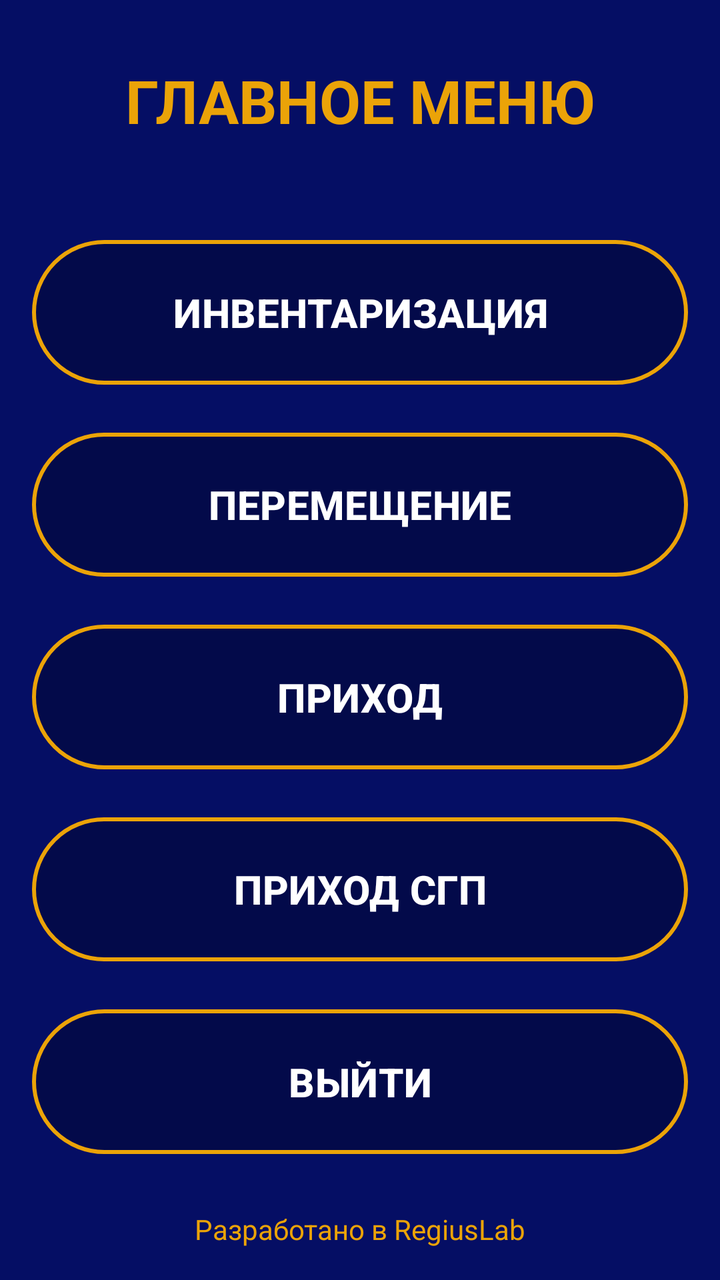
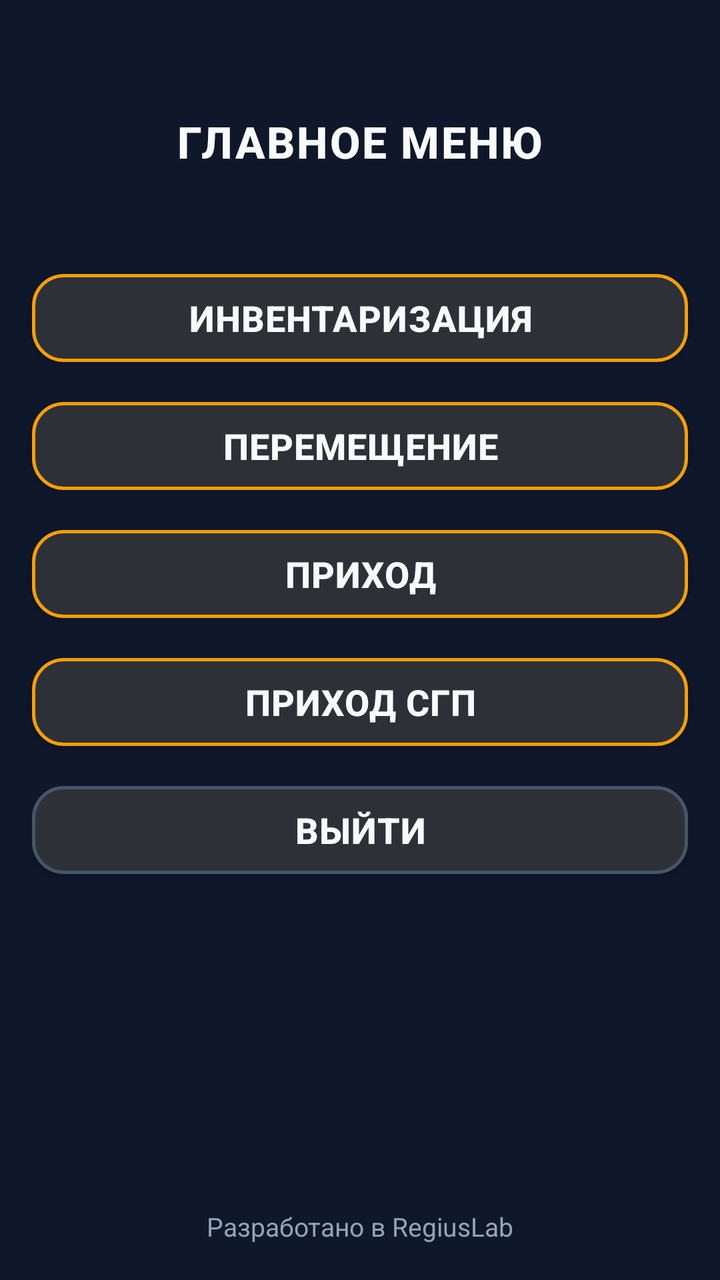

Compare the two renders of this Android layout. The source of the first and the diff that turns it into the second are given below.
<!-- AndroidManifest.xml: application theme Theme.ScannerKotlin -->
<!-- res/layout/activity_main.xml -->
<?xml version="1.0" encoding="utf-8"?>
<androidx.constraintlayout.widget.ConstraintLayout xmlns:android="http://schemas.android.com/apk/res/android"
    xmlns:app="http://schemas.android.com/apk/res-auto"
    xmlns:tools="http://schemas.android.com/tools"
    android:id="@+id/main"
    android:layout_width="match_parent"
    android:layout_height="match_parent"
    android:background="@color/dark_blue"
    tools:context=".activities.MainActivity">

    <View
        android:id="@+id/rectangle"
        android:layout_width="0dp"
        android:layout_height="100dp"
        android:background="@color/dark_blue"
        app:layout_constraintEnd_toEndOf="parent"
        app:layout_constraintStart_toStartOf="parent"
        app:layout_constraintTop_toTopOf="parent" />

    <TextView
        android:id="@+id/textView"
        android:layout_width="wrap_content"
        android:layout_height="wrap_content"
        android:gravity="center"
        android:text="@string/mainText"
        android:textStyle="bold"
        android:textColor="@color/yellow"
        android:textSize="30sp"
        app:layout_constraintBottom_toBottomOf="@id/rectangle"
        app:layout_constraintEnd_toEndOf="@id/rectangle"
        app:layout_constraintStart_toStartOf="@id/rectangle"
        app:layout_constraintTop_toTopOf="@id/rectangle" />


    <com.google.android.material.button.MaterialButton
        android:id="@+id/scanButton"
        android:layout_width="0dp"
        android:layout_height="0dp"
        android:layout_marginStart="16dp"
        android:layout_marginTop="16dp"
        android:layout_marginEnd="16dp"
        android:layout_marginBottom="8dp"
        android:text="@string/scanButton"
        android:textStyle="bold"
        android:textColor="@color/white"
        android:textSize="20sp"
        app:backgroundTint="@color/field_blue"
        app:layout_constraintBottom_toTopOf="@id/productsButton"
        app:layout_constraintEnd_toEndOf="parent"
        app:layout_constraintStart_toStartOf="parent"
        app:layout_constraintTop_toBottomOf="@id/rectangle"
        app:layout_constraintVertical_chainStyle="spread"
        app:layout_constraintVertical_weight="1"
        app:strokeColor="@color/yellow"
        app:strokeWidth="2dp"
        app:cornerRadius="1000dp"/>

    <com.google.android.material.button.MaterialButton
        android:id="@+id/productsButton"
        android:layout_width="0dp"
        android:layout_height="0dp"
        android:layout_marginStart="16dp"
        android:layout_marginTop="8dp"
        android:textStyle="bold"
        android:layout_marginEnd="16dp"
        android:layout_marginBottom="8dp"
        android:text="@string/documentBtn"
        android:textColor="@color/white"
        android:textSize="20sp"
        app:backgroundTint="@color/field_blue"
        app:layout_constraintBottom_toTopOf="@id/documentButton"
        app:layout_constraintEnd_toEndOf="parent"
        app:layout_constraintStart_toStartOf="parent"
        app:layout_constraintTop_toBottomOf="@id/scanButton"
        app:layout_constraintVertical_weight="1"
        app:strokeColor="@color/yellow"
        app:strokeWidth="2dp"
        app:cornerRadius="1000dp"/>

    <com.google.android.material.button.MaterialButton
        android:id="@+id/documentButton"
        android:layout_width="0dp"
        android:layout_height="0dp"
        android:layout_marginStart="16dp"
        android:layout_marginTop="8dp"
        android:textStyle="bold"
        android:layout_marginEnd="16dp"
        android:layout_marginBottom="8dp"
        android:text="@string/productsButton"
        android:textColor="@color/white"
        android:textSize="20sp"
        app:backgroundTint="@color/field_blue"
        app:layout_constraintBottom_toTopOf="@id/incomingSgpButton"
        app:layout_constraintEnd_toEndOf="parent"
        app:layout_constraintStart_toStartOf="parent"
        app:layout_constraintTop_toBottomOf="@id/productsButton"
        app:layout_constraintVertical_weight="1"
        app:strokeColor="@color/yellow"
        app:strokeWidth="2dp"
        app:cornerRadius="1000dp"/>

    <com.google.android.material.button.MaterialButton
        android:id="@+id/incomingSgpButton"
        android:layout_width="0dp"
        android:layout_height="0dp"
        android:layout_marginStart="16dp"
        android:layout_marginTop="8dp"
        android:textStyle="bold"
        android:layout_marginEnd="16dp"
        android:layout_marginBottom="8dp"
        android:text="@string/incomingSgpButton"
        android:textColor="@color/white"
        android:textSize="20sp"
        app:backgroundTint="@color/field_blue"
        app:layout_constraintBottom_toTopOf="@id/logoutButton"
        app:layout_constraintEnd_toEndOf="parent"
        app:layout_constraintStart_toStartOf="parent"
        app:layout_constraintTop_toBottomOf="@id/documentButton"
        app:layout_constraintVertical_weight="1"
        app:strokeColor="@color/yellow"
        app:strokeWidth="2dp"
        app:cornerRadius="1000dp"/>

    <com.google.android.material.button.MaterialButton
        android:id="@+id/logoutButton"
        android:layout_width="0dp"
        android:layout_height="0dp"
        android:layout_marginStart="16dp"
        android:layout_marginTop="8dp"
        android:layout_marginEnd="16dp"
        android:layout_marginBottom="16dp"
        android:text="@string/logoutButton"
        android:textColor="@color/white"
        android:textStyle="bold"
        android:textSize="20sp"
        app:backgroundTint="@color/field_blue"
        app:layout_constraintBottom_toTopOf="@id/regiusLabel"
        app:layout_constraintEnd_toEndOf="parent"
        app:layout_constraintStart_toStartOf="parent"
        app:layout_constraintTop_toBottomOf="@id/incomingSgpButton"
        app:layout_constraintVertical_weight="1"
        app:strokeColor="@color/yellow"
        app:strokeWidth="2dp"
        app:cornerRadius="1000dp"/>

    <TextView
        android:id="@+id/regiusLabel"
        android:layout_width="wrap_content"
        android:layout_height="wrap_content"
        android:layout_marginBottom="8dp"
        android:padding="8dp"
        android:text="@string/developer_powered_by"
        android:textColor="@color/yellow"
        android:textSize="14sp"
        android:clickable="true"
        android:focusable="true"
        app:layout_constraintBottom_toBottomOf="parent"
        app:layout_constraintEnd_toEndOf="parent"
        app:layout_constraintStart_toStartOf="parent" />

</androidx.constraintlayout.widget.ConstraintLayout>
<!-- resources referenced by this layout -->
<resources>
  <color name="dark_blue">#050E64</color>
  <color name="field_blue">#030A4A</color>
  <color name="white">#FFFFFFFF</color>
  <color name="yellow">#EBA308</color>
  <string name="developer_powered_by">Разработано в RegiusLab</string>
  <string name="documentBtn">ПЕРЕМЕЩЕНИЕ</string>
  <string name="incomingSgpButton">ПРИХОД СГП</string>
  <string name="logoutButton">ВЫЙТИ</string>
  <string name="mainText">ГЛАВНОЕ МЕНЮ</string>
  <string name="productsButton">ПРИХОД</string>
  <string name="scanButton">ИНВЕНТАРИЗАЦИЯ</string>
  <style name="Theme.ScannerKotlin" parent="Base.Theme.ScannerKotlin" />
  <style name="Base.Theme.ScannerKotlin" parent="Theme.Material3.DayNight.NoActionBar">
          
          
      </style>
</resources>

<!-- the commit's change to res/layout/activity_main.xml (unified diff, before → after) -->
@@ -8,150 +8,115 @@
     android:background="@color/dark_blue"
     tools:context=".activities.MainActivity">
 
-    <View
-        android:id="@+id/rectangle"
+    <TextView
+        android:id="@+id/textView"
         android:layout_width="0dp"
-        android:layout_height="100dp"
-        android:background="@color/dark_blue"
+        android:layout_height="wrap_content"
+        android:gravity="center"
+        android:paddingTop="56dp"
+        android:paddingBottom="12dp"
+        android:text="@string/mainText"
+        android:textStyle="bold"
+        android:fontFamily="sans-serif-medium"
+        android:textColor="@color/white"
+        android:textSize="22sp"
+        android:letterSpacing="0.04"
         app:layout_constraintEnd_toEndOf="parent"
         app:layout_constraintStart_toStartOf="parent"
         app:layout_constraintTop_toTopOf="parent" />
 
-    <TextView
-        android:id="@+id/textView"
-        android:layout_width="wrap_content"
-        android:layout_height="wrap_content"
-        android:gravity="center"
-        android:text="@string/mainText"
-        android:textStyle="bold"
-        android:textColor="@color/yellow"
-        android:textSize="30sp"
-        app:layout_constraintBottom_toBottomOf="@id/rectangle"
-        app:layout_constraintEnd_toEndOf="@id/rectangle"
-        app:layout_constraintStart_toStartOf="@id/rectangle"
-        app:layout_constraintTop_toTopOf="@id/rectangle" />
-
-
     <com.google.android.material.button.MaterialButton
         android:id="@+id/scanButton"
+        style="@style/MenuActionButton"
         android:layout_width="0dp"
-        android:layout_height="0dp"
+        android:layout_height="wrap_content"
+        android:minHeight="56dp"
         android:layout_marginStart="16dp"
-        android:layout_marginTop="16dp"
+        android:layout_marginTop="8dp"
         android:layout_marginEnd="16dp"
-        android:layout_marginBottom="8dp"
+        android:layout_marginBottom="4dp"
         android:text="@string/scanButton"
-        android:textStyle="bold"
-        android:textColor="@color/white"
-        android:textSize="20sp"
-        app:backgroundTint="@color/field_blue"
         app:layout_constraintBottom_toTopOf="@id/productsButton"
         app:layout_constraintEnd_toEndOf="parent"
         app:layout_constraintStart_toStartOf="parent"
-        app:layout_constraintTop_toBottomOf="@id/rectangle"
-        app:layout_constraintVertical_chainStyle="spread"
-        app:layout_constraintVertical_weight="1"
-        app:strokeColor="@color/yellow"
-        app:strokeWidth="2dp"
-        app:cornerRadius="1000dp"/>
+        app:layout_constraintTop_toBottomOf="@id/textView"
+        app:layout_constraintVertical_chainStyle="packed"
+        app:layout_constraintVertical_bias="0.15" />
 
     <com.google.android.material.button.MaterialButton
         android:id="@+id/productsButton"
+        style="@style/MenuActionButton"
         android:layout_width="0dp"
-        android:layout_height="0dp"
+        android:layout_height="wrap_content"
+        android:minHeight="56dp"
         android:layout_marginStart="16dp"
-        android:layout_marginTop="8dp"
-        android:textStyle="bold"
+        android:layout_marginTop="4dp"
         android:layout_marginEnd="16dp"
-        android:layout_marginBottom="8dp"
+        android:layout_marginBottom="4dp"
         android:text="@string/documentBtn"
-        android:textColor="@color/white"
-        android:textSize="20sp"
-        app:backgroundTint="@color/field_blue"
         app:layout_constraintBottom_toTopOf="@id/documentButton"
         app:layout_constraintEnd_toEndOf="parent"
         app:layout_constraintStart_toStartOf="parent"
-        app:layout_constraintTop_toBottomOf="@id/scanButton"
-        app:layout_constraintVertical_weight="1"
-        app:strokeColor="@color/yellow"
-        app:strokeWidth="2dp"
-        app:cornerRadius="1000dp"/>
+        app:layout_constraintTop_toBottomOf="@id/scanButton" />
 
     <com.google.android.material.button.MaterialButton
         android:id="@+id/documentButton"
+        style="@style/MenuActionButton"
         android:layout_width="0dp"
-        android:layout_height="0dp"
+        android:layout_height="wrap_content"
+        android:minHeight="56dp"
         android:layout_marginStart="16dp"
-        android:layout_marginTop="8dp"
-        android:textStyle="bold"
+        android:layout_marginTop="4dp"
         android:layout_marginEnd="16dp"
-        android:layout_marginBottom="8dp"
+        android:layout_marginBottom="4dp"
         android:text="@string/productsButton"
-        android:textColor="@color/white"
-        android:textSize="20sp"
-        app:backgroundTint="@color/field_blue"
         app:layout_constraintBottom_toTopOf="@id/incomingSgpButton"
         app:layout_constraintEnd_toEndOf="parent"
         app:layout_constraintStart_toStartOf="parent"
-        app:layout_constraintTop_toBottomOf="@id/productsButton"
-        app:layout_constraintVertical_weight="1"
-        app:strokeColor="@color/yellow"
-        app:strokeWidth="2dp"
-        app:cornerRadius="1000dp"/>
+        app:layout_constraintTop_toBottomOf="@id/productsButton" />
 
     <com.google.android.material.button.MaterialButton
         android:id="@+id/incomingSgpButton"
+        style="@style/MenuActionButton"
         android:layout_width="0dp"
-        android:layout_height="0dp"
+        android:layout_height="wrap_content"
+        android:minHeight="56dp"
         android:layout_marginStart="16dp"
-        android:layout_marginTop="8dp"
-        android:textStyle="bold"
+        android:layout_marginTop="4dp"
         android:layout_marginEnd="16dp"
-        android:layout_marginBottom="8dp"
+        android:layout_marginBottom="4dp"
         android:text="@string/incomingSgpButton"
-        android:textColor="@color/white"
-        android:textSize="20sp"
-        app:backgroundTint="@color/field_blue"
         app:layout_constraintBottom_toTopOf="@id/logoutButton"
         app:layout_constraintEnd_toEndOf="parent"
         app:layout_constraintStart_toStartOf="parent"
-        app:layout_constraintTop_toBottomOf="@id/documentButton"
-        app:layout_constraintVertical_weight="1"
-        app:strokeColor="@color/yellow"
-        app:strokeWidth="2dp"
-        app:cornerRadius="1000dp"/>
+        app:layout_constraintTop_toBottomOf="@id/documentButton" />
 
     <com.google.android.material.button.MaterialButton
         android:id="@+id/logoutButton"
+        style="@style/MenuActionButton"
         android:layout_width="0dp"
-        android:layout_height="0dp"
+        android:layout_height="wrap_content"
+        android:minHeight="56dp"
         android:layout_marginStart="16dp"
-        android:layout_marginTop="8dp"
+        android:layout_marginTop="4dp"
         android:layout_marginEnd="16dp"
-        android:layout_marginBottom="16dp"
+        android:layout_marginBottom="8dp"
         android:text="@string/logoutButton"
-        android:textColor="@color/white"
-        android:textStyle="bold"
-        android:textSize="20sp"
-        app:backgroundTint="@color/field_blue"
+        app:strokeColor="@color/stroke_muted"
         app:layout_constraintBottom_toTopOf="@id/regiusLabel"
         app:layout_constraintEnd_toEndOf="parent"
         app:layout_constraintStart_toStartOf="parent"
-        app:layout_constraintTop_toBottomOf="@id/incomingSgpButton"
-        app:layout_constraintVertical_weight="1"
-        app:strokeColor="@color/yellow"
-        app:strokeWidth="2dp"
-        app:cornerRadius="1000dp"/>
+        app:layout_constraintTop_toBottomOf="@id/incomingSgpButton" />
 
     <TextView
         android:id="@+id/regiusLabel"
         android:layout_width="wrap_content"
         android:layout_height="wrap_content"
-        android:layout_marginBottom="8dp"
+        android:layout_marginBottom="10dp"
         android:padding="8dp"
         android:text="@string/developer_powered_by"
-        android:textColor="@color/yellow"
-        android:textSize="14sp"
+        android:textColor="@color/gray"
+        android:textSize="13sp"
         android:clickable="true"
         android:focusable="true"
         app:layout_constraintBottom_toBottomOf="parent"
<!-- resource entries referenced after the edit -->
@@ -1,9 +1,11 @@
 <!-- resources referenced by this layout -->
 <resources>
-  <color name="dark_blue">#050E64</color>
-  <color name="field_blue">#030A4A</color>
-  <color name="white">#FFFFFFFF</color>
-  <color name="yellow">#EBA308</color>
+  <color name="dark_blue">#FF0F172A</color>
+  <color name="gray">#FF94A3B8</color>
+  <color name="stroke_muted">#FF475569</color>
+  <color name="field_blue">#FF1E293B</color>
+  <color name="white">#FFF8FAFC</color>
+  <color name="yellow">#FFF59E0B</color>
   <string name="developer_powered_by">Разработано в RegiusLab</string>
   <string name="documentBtn">ПЕРЕМЕЩЕНИЕ</string>
   <string name="incomingSgpButton">ПРИХОД СГП</string>
@@ -11,10 +13,61 @@
   <string name="mainText">ГЛАВНОЕ МЕНЮ</string>
   <string name="productsButton">ПРИХОД</string>
   <string name="scanButton">ИНВЕНТАРИЗАЦИЯ</string>
+  <style name="MenuActionButton" parent="Widget.MaterialComponents.Button">
+          <item name="backgroundTint">@color/field_blue</item>
+          <item name="android:textColor">@color/white</item>
+          <item name="android:textStyle">bold</item>
+          <item name="android:textSize">18sp</item>
+          <item name="android:fontFamily">sans-serif-medium</item>
+          <item name="cornerRadius">16dp</item>
+          <item name="strokeColor">@color/yellow</item>
+          <item name="strokeWidth">1.5dp</item>
+          <item name="android:letterSpacing">0.02</item>
+      </style>
   <style name="Theme.ScannerKotlin" parent="Base.Theme.ScannerKotlin" />
   <style name="Base.Theme.ScannerKotlin" parent="Theme.Material3.DayNight.NoActionBar">
+          <item name="colorPrimary">@color/yellow</item>
+          <item name="colorOnPrimary">@color/dark_blue</item>
+          <item name="colorSecondary">@color/surface_elevated</item>
+          <item name="colorSurface">@color/field_blue</item>
+          <item name="android:colorBackground">@color/dark_blue</item>
+          <item name="android:statusBarColor">@color/dark_blue</item>
+          <item name="android:navigationBarColor">@color/dark_blue</item>
+          <item name="android:windowBackground">@color/dark_blue</item>
+          <item name="android:textColorPrimary">@color/white</item>
+          <item name="android:textColorSecondary">@color/gray</item>
+          <item name="materialAlertDialogTheme">@style/MyCustomMaterialAlertDialogStyle</item>
+      </style>
+  <color name="surface_elevated">#FF334155</color>
+  <style name="MyCustomMaterialAlertDialogStyle" parent="ThemeOverlay.MaterialComponents.MaterialAlertDialog">
           
+          <item name="colorSurface">@color/dark_blue</item> 
+          <item name="android:background">@color/dark_blue</item> 
+          <item name="android:windowBackground">@color/dark_blue</item> 
+  
           
+          <item name="materialAlertDialogTitleTextStyle">@style/MyCustomMaterialAlertDialog.TitleText</item>
+  
+          
+          <item name="materialAlertDialogBodyTextStyle">@style/MyCustomMaterialAlertDialog.BodyText</item>
+  
+          
+          <item name="buttonBarPositiveButtonStyle">@style/MyCustomMaterialAlertDialog.Button</item>
+          <item name="buttonBarNegativeButtonStyle">@style/MyCustomMaterialAlertDialog.Button</item>
+          <item name="buttonBarNeutralButtonStyle">@style/MyCustomMaterialAlertDialog.Button</item>
+      </style>
+  <style name="MyCustomMaterialAlertDialog.TitleText" parent="MaterialAlertDialog.MaterialComponents.Title.Text">
+          <item name="android:textColor">@color/yellow</item>
+          <item name="android:textSize">20sp</item> 
+      </style>
+  <style name="MyCustomMaterialAlertDialog.BodyText" parent="MaterialAlertDialog.MaterialComponents.Body.Text">
+          <item name="android:textColor">@color/yellow</item>
+          <item name="android:textSize">16sp</item> 
+      </style>
+  <style name="MyCustomMaterialAlertDialog.Button" parent="Widget.MaterialComponents.Button.TextButton.Dialog">
+          <item name="android:textColor">@color/yellow</item>
+          <item name="rippleColor">@color/yellow</item>
+          <item name="android:textSize">14sp</item> 
       </style>
 </resources>
 
